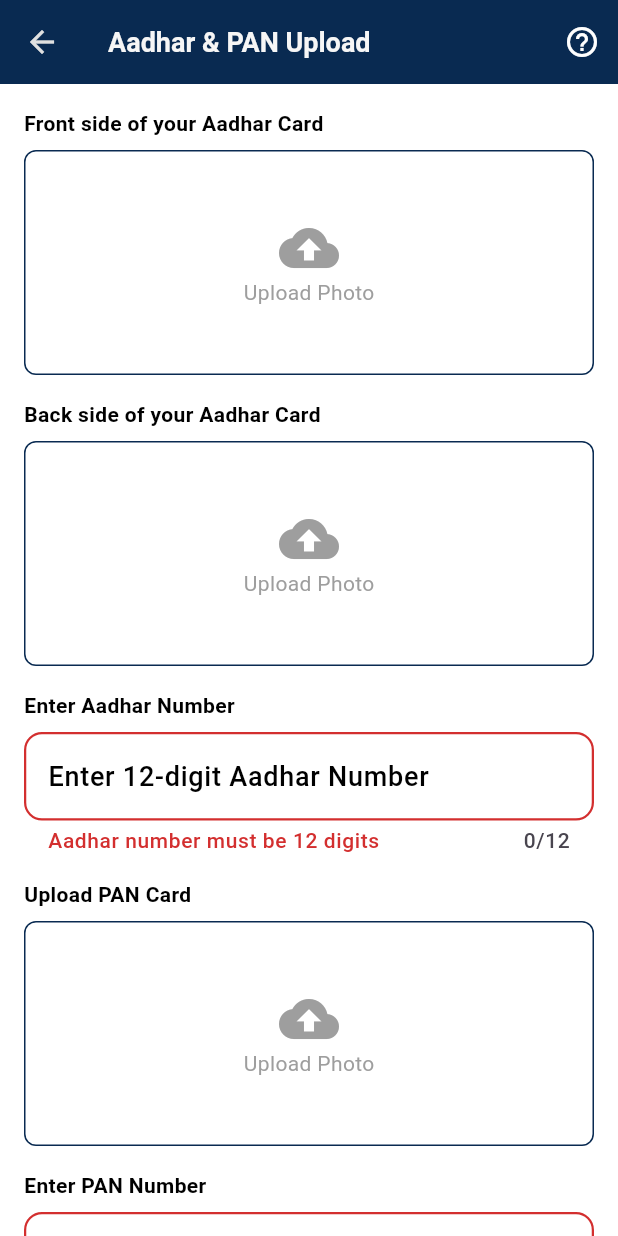
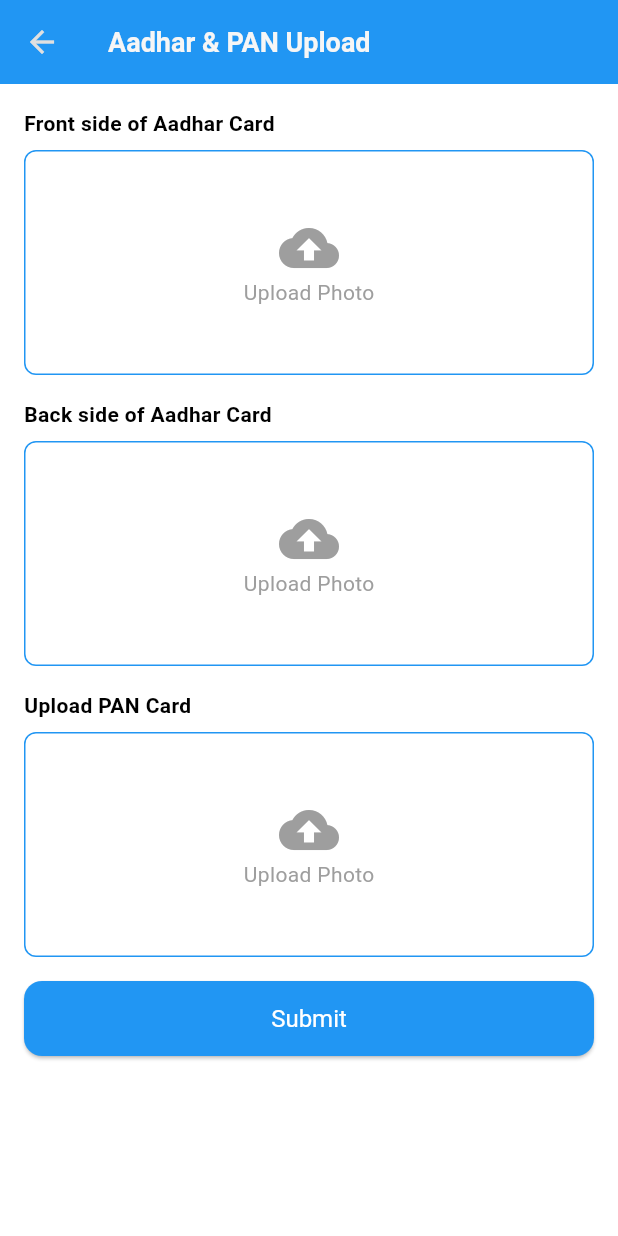
Before and after one commit to princeGithub999/Tripto-Driver, a Flutter app: the AdharPanPage screen opened directly, on a phone screen of 412 x 824 dp. Run offline on Flutter 3.47's test engine with Material 3 defaults, Android fonts, the phone set to English and light mode, and no system bars; our stand-ins replace cloud_firestore, firebase_auth, firebase_core, firebase_storage, fluttertoast, geolocator and 9 more; accounts and stored records are empty.

Commit message:
do some work

```diff
--- a/lib/view/screen/profile_details_screen/aadhaar_pan_details.dart
+++ b/lib/view/screen/profile_details_screen/aadhaar_pan_details.dart
@@ -1,8 +1,6 @@
 import 'package:flutter/material.dart';
 import 'package:provider/provider.dart';
-import 'package:tripto_driver/utils/app_sizes/sizes.dart';
-import 'package:tripto_driver/utils/constants/colors.dart';
-import 'package:tripto_driver/view_model/provider/form_fillup_provider/form_fillup_provider.dart';
+import '../../../view_model/provider/form_fillup_provider/form_fillup_provider.dart';
 import 'dart:io';
 
 class AdharPanPage extends StatelessWidget {
@@ -12,35 +10,23 @@ class AdharPanPage extends StatelessWidget {
 
     return Scaffold(
       appBar: AppBar(
-        backgroundColor: AppColors.blue900,
         title: const Text('Aadhar & PAN Upload'),
+        backgroundColor: Colors.blue,
         leading: IconButton(
           icon: const Icon(Icons.arrow_back),
-          onPressed: () {
-            Navigator.pop(context);
-          },
+          onPressed: () => Navigator.pop(context),
         ),
-        actions: [
-          IconButton(icon: const Icon(Icons.help_outline,color: Colors.white,), onPressed: () {}),
-        ],
       ),
       body: SingleChildScrollView(
         padding: const EdgeInsets.all(16.0),
         child: Column(
           crossAxisAlignment: CrossAxisAlignment.start,
           children: [
-            _buildUploadSection(
-                context, 'Front side of your Aadhar Card', true, true, provider.aadharFrontImage),
+            _buildUploadSection(context, 'Front side of Aadhar Card', true, true, provider.aadharFrontImage),
             const SizedBox(height: 16),
-            _buildUploadSection(
-                context, 'Back side of your Aadhar Card', false, true, provider.aadharBackImage),
+            _buildUploadSection(context, 'Back side of Aadhar Card', false, true, provider.aadharBackImage),
             const SizedBox(height: 16),
-            _buildAadharInputSection(provider),
-            const SizedBox(height: 16),
-            _buildUploadSection(
-                context, 'Upload PAN Card', false, false, provider.panImage),
-            const SizedBox(height: 16),
-            _buildPanInputSection(provider),
+            _buildUploadSection(context, 'Upload PAN Card', false, false, provider.panImage),
             const SizedBox(height: 16),
             _buildSubmitButton(provider),
           ],
@@ -58,12 +44,12 @@ class AdharPanPage extends StatelessWidget {
         Text(title, style: const TextStyle(fontWeight: FontWeight.bold)),
         const SizedBox(height: 8),
         GestureDetector(
-          onTap: () => provider.pickAadharImage(isFront,isAadhar),
+          onTap: () => provider.pickAndUploadImage(isFront, isAadhar),
           child: Container(
             width: double.infinity,
             height: 150,
             decoration: BoxDecoration(
-              border: Border.all(color: AppColors.blue900,width: 1),
+              border: Border.all(color: Colors.blue, width: 1),
               borderRadius: BorderRadius.circular(8),
             ),
             child: imageFile == null
@@ -86,60 +72,25 @@ class AdharPanPage extends StatelessWidget {
     );
   }
 
-  Widget _buildAadharInputSection(FormFillupProvider provider) {
-    return Column(
-      crossAxisAlignment: CrossAxisAlignment.start,
-      children: [
-        const Text('Enter Aadhar Number', style: TextStyle(fontWeight: FontWeight.bold)),
-        const SizedBox(height: 8),
-        TextField(
-          controller: provider.licenseController,
-          keyboardType: TextInputType.number,
-          maxLength: 12,
-          decoration: InputDecoration(
-            hintText: 'Enter 12-digit Aadhar Number',
-            border: OutlineInputBorder(),
-            errorText: provider.isLicenseNumberValid ? null : 'Aadhar number must be 12 digits',
-          ),
-        ),
-      ],
-    );
-  }
-
-  Widget _buildPanInputSection(FormFillupProvider provider) {
-    return Column(
-      crossAxisAlignment: CrossAxisAlignment.start,
-      children: [
-        const Text('Enter PAN Number', style: TextStyle(fontWeight: FontWeight.bold)),
-        const SizedBox(height: 8),
-        TextField(
-          controller: provider.licenseController,
-          keyboardType: TextInputType.text,
-          textCapitalization: TextCapitalization.characters,
-          maxLength: 10,
-          decoration: InputDecoration(
-            hintText: 'Enter PAN (ABCDE1234F)',
-            border: OutlineInputBorder(),
-            errorText: provider.isLicenseNumberValid ? null : 'Invalid PAN format',
-          ),
-        ),
-      ],
-    );
-  }
-
   Widget _buildSubmitButton(FormFillupProvider provider) {
     return ElevatedButton(
       onPressed: () {
-
+        if (provider.aadharFrontImageUrl != null &&
+            provider.aadharBackImageUrl != null &&
+            provider.panImageUrl != null) {
+          print("All documents uploaded successfully!");
+        } else {
+          print("Please upload all documents.");
+        }
       },
       style: ElevatedButton.styleFrom(
-        backgroundColor:AppColors.blue900,
-        minimumSize: const Size(360, 50),
+        backgroundColor: Colors.blue,
+        minimumSize: const Size(double.infinity, 50),
         shape: RoundedRectangleBorder(
           borderRadius: BorderRadius.circular(12),
         ),
       ),
-      child: const Text('Submit',style: TextStyle(color: Colors.white,fontSize: AppSizes.buttomTextSize),),
+      child: const Text('Submit', style: TextStyle(color: Colors.white, fontSize: 16)),
     );
   }
 }
```
Also changed, not shown: lib/view/screen/profile_details_screen/profile_screen.dart (+11 -10 lines), lib/view/screen/profile_details_screen/vehicle_rc.dart (+24 -61 lines), lib/view_model/provider/form_fillup_provider/form_fillup_provider.dart (+131 -14 lines).
